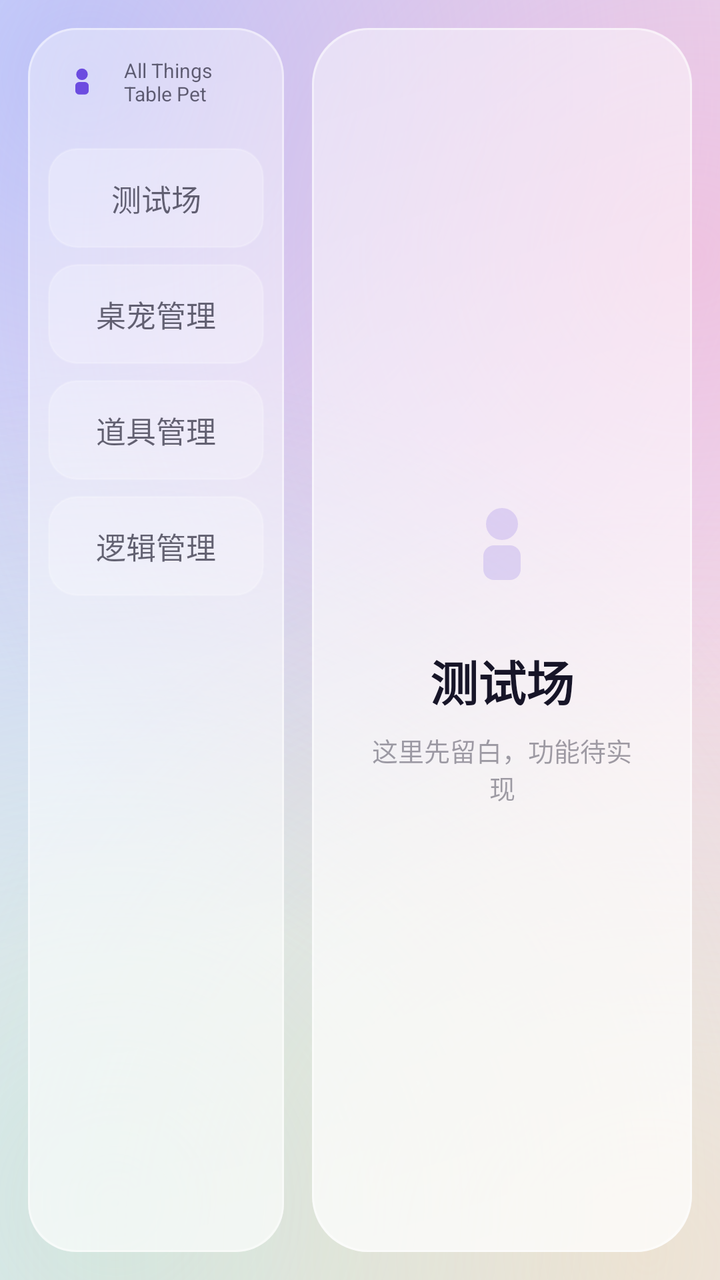
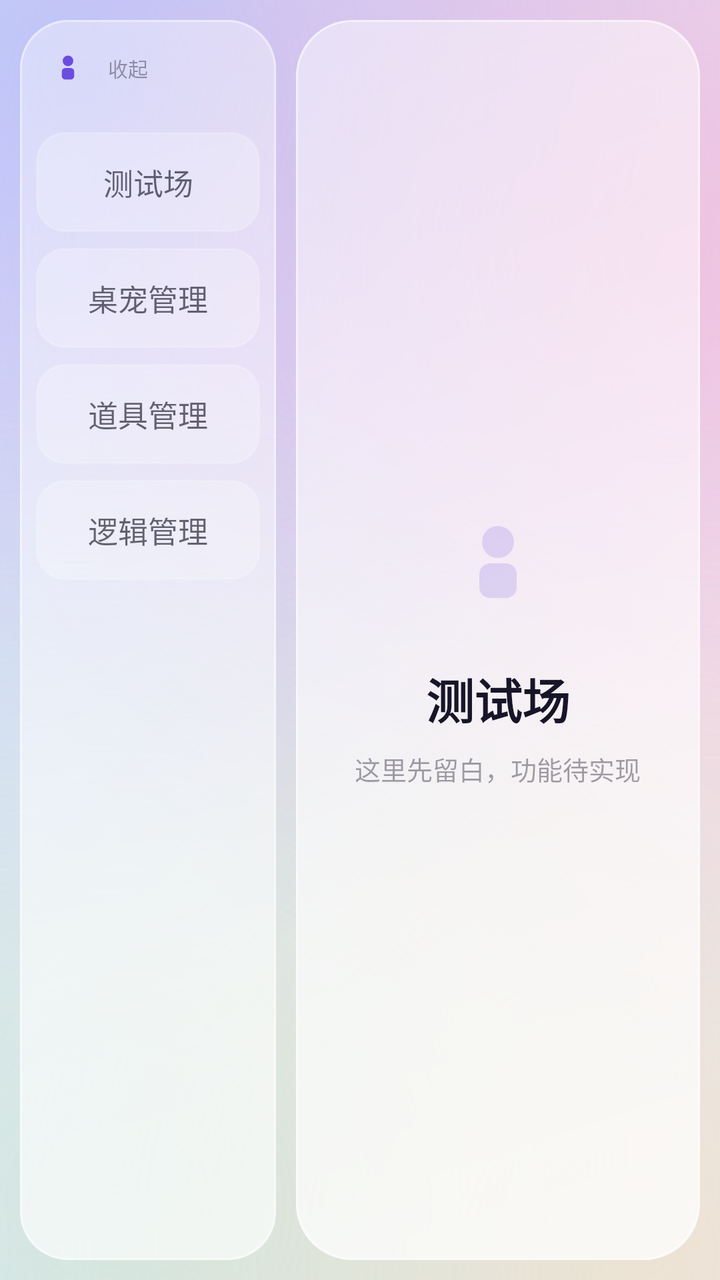

The first picture is an Android layout as it rendered before a commit; the second is the same layout after the commit. The layout source and the unified diff follow.
<!-- AndroidManifest.xml: application theme Theme.ATP -->
<!-- res/layout/activity_main.xml -->
<?xml version="1.0" encoding="utf-8"?>
<FrameLayout xmlns:android="http://schemas.android.com/apk/res/android"
    xmlns:app="http://schemas.android.com/apk/res-auto"
    android:layout_width="match_parent"
    android:layout_height="match_parent"
    android:background="@drawable/bg_aurora"
    android:fitsSystemWindows="true">

    <LinearLayout
        android:layout_width="match_parent"
        android:layout_height="match_parent"
        android:orientation="horizontal"
        android:padding="14dp">

        
        <LinearLayout
            android:id="@+id/sidebar"
            android:layout_width="128dp"
            android:layout_height="match_parent"
            android:background="@drawable/glass_sidebar"
            android:orientation="vertical"
            android:padding="10dp">

            <LinearLayout
                android:layout_width="match_parent"
                android:layout_height="wrap_content"
                android:gravity="center_vertical"
                android:orientation="horizontal"
                android:paddingStart="4dp"
                android:paddingTop="4dp"
                android:paddingEnd="4dp"
                android:paddingBottom="12dp">

                <ImageView
                    android:layout_width="26dp"
                    android:layout_height="26dp"
                    android:contentDescription="@null"
                    android:src="@drawable/ic_pet_mark"
                    app:tint="@color/brand" />

                <TextView
                    android:layout_width="0dp"
                    android:layout_height="wrap_content"
                    android:layout_marginStart="8dp"
                    android:layout_weight="1"
                    android:text="@string/app_name"
                    android:textColor="@color/text_muted"
                    android:textSize="10sp" />
            </LinearLayout>

            <TextView
                android:id="@+id/menuSandbox"
                style="@style/MenuItem"
                android:text="@string/menu_sandbox" />

            <TextView
                android:id="@+id/menuPets"
                style="@style/MenuItem"
                android:text="@string/menu_pets" />

            <TextView
                android:id="@+id/menuProps"
                style="@style/MenuItem"
                android:text="@string/menu_props" />

            <TextView
                android:id="@+id/menuLogic"
                style="@style/MenuItem"
                android:text="@string/menu_logic" />
        </LinearLayout>

        
        <FrameLayout
            android:id="@+id/content"
            android:layout_width="0dp"
            android:layout_height="match_parent"
            android:layout_marginStart="14dp"
            android:layout_weight="1"
            android:background="@drawable/glass_panel">

            <LinearLayout
                android:id="@+id/placeholder"
                android:layout_width="match_parent"
                android:layout_height="wrap_content"
                android:layout_gravity="center"
                android:gravity="center"
                android:orientation="vertical"
                android:padding="24dp">

                <ImageView
                    android:layout_width="72dp"
                    android:layout_height="72dp"
                    android:alpha="0.18"
                    android:contentDescription="@null"
                    android:src="@drawable/ic_pet_mark"
                    app:tint="@color/brand" />

                <TextView
                    android:id="@+id/contentTitle"
                    android:layout_width="wrap_content"
                    android:layout_height="wrap_content"
                    android:layout_marginTop="14dp"
                    android:text="@string/menu_sandbox"
                    android:textColor="@color/text_primary"
                    android:textSize="24sp"
                    android:textStyle="bold" />

                <TextView
                    android:id="@+id/contentHint"
                    android:layout_width="wrap_content"
                    android:layout_height="wrap_content"
                    android:layout_marginTop="8dp"
                    android:gravity="center"
                    android:text="@string/content_placeholder"
                    android:textColor="@color/text_subtle"
                    android:textSize="13sp" />
            </LinearLayout>

            <dev.atp.pet.ui.SkeletonView
                android:id="@+id/skeletonView"
                android:layout_width="match_parent"
                android:layout_height="match_parent"
                android:visibility="gone" />

            <dev.atp.pet.ui.PhysicsSandboxView
                android:id="@+id/sandboxView"
                android:layout_width="match_parent"
                android:layout_height="match_parent"
                android:visibility="gone" />

            <TextView
                android:id="@+id/skeletonStatus"
                android:layout_width="match_parent"
                android:layout_height="wrap_content"
                android:layout_gravity="bottom"
                android:padding="10dp"
                android:textColor="@color/text_muted"
                android:textSize="11sp"
                android:visibility="gone" />
        </FrameLayout>
    </LinearLayout>
</FrameLayout>
<!-- resources referenced by this layout -->
<resources>
  <color name="brand">#FF6C4CE0</color>
  <color name="text_muted">#A6171528</color>
  <color name="text_primary">#FF171528</color>
  <color name="text_subtle">#66171528</color>
  <!-- drawable glass_panel (drawable) -->
  <?xml version="1.0" encoding="utf-8"?>
  <layer-list xmlns:android="http://schemas.android.com/apk/res/android">
  
      <item>
          <shape android:shape="rectangle">
              <corners android:radius="28dp" />
              <gradient
                  android:angle="135"
                  android:startColor="#BFFFFFFF"
                  android:endColor="#73FFFFFF" />
          </shape>
      </item>
  
      <item>
          <shape android:shape="rectangle">
              <corners android:radius="28dp" />
              <stroke
                  android:width="1dp"
                  android:color="#80FFFFFF" />
          </shape>
      </item>
  </layer-list>
  <!-- drawable ic_pet_mark (drawable) -->
  <?xml version="1.0" encoding="utf-8"?>
  <vector xmlns:android="http://schemas.android.com/apk/res/android"
      android:width="108dp"
      android:height="108dp"
      android:viewportWidth="108"
      android:viewportHeight="108">
  
      <path
          android:fillColor="#FFFFFFFF"
          android:pathData="M54,38 m-12,0 a12,12 0 1,0 24,0 a12,12 0 1,0 -24,0" />
  
      <path
          android:fillColor="#FFFFFFFF"
          android:pathData="M48,54 h12 a8,8 0 0 1 8,8 v10 a8,8 0 0 1 -8,8 h-12 a8,8 0 0 1 -8,-8 v-10 a8,8 0 0 1 8,-8 z" />
  </vector>
  <string name="app_name">All Things Table Pet</string>
  <string name="content_placeholder">这里先留白，功能待实现</string>
  <string name="menu_logic">逻辑管理</string>
  <string name="menu_pets">桌宠管理</string>
  <string name="menu_props">道具管理</string>
  <string name="menu_sandbox">测试场</string>
  <style name="MenuItem">
          <item name="android:layout_width">match_parent</item>
          <item name="android:layout_height">50dp</item>
          <item name="android:layout_marginTop">8dp</item>
          <item name="android:background">@drawable/bg_menu_item</item>
          <item name="android:gravity">center</item>
          <item name="android:textColor">@color/menu_text</item>
          <item name="android:textSize">15sp</item>
          <item name="android:clickable">true</item>
          <item name="android:focusable">true</item>
      </style>
  <style name="Theme.ATP" parent="Theme.Material3.Light.NoActionBar">
          <item name="colorPrimary">@color/brand</item>
  
          
          <item name="android:statusBarColor">@android:color/transparent</item>
          <item name="android:windowLightStatusBar">true</item>
          <item name="android:navigationBarColor">@color/bg_base</item>
          <item name="android:windowBackground">@drawable/bg_aurora</item>
      </style>
  <color name="bg_base">#FFEDE9F7</color>
  <!-- drawable bg_menu_item (drawable) -->
  <?xml version="1.0" encoding="utf-8"?>
  <ripple xmlns:android="http://schemas.android.com/apk/res/android"
      android:color="@color/ripple">
      <item>
          <selector>
              <item
                  android:drawable="@drawable/menu_item_selected"
                  android:state_selected="true" />
              <item android:drawable="@drawable/menu_item_idle" />
          </selector>
      </item>
  </ripple>
  <color name="ripple">#26000000</color>
  <!-- drawable menu_item_selected (drawable) -->
  <?xml version="1.0" encoding="utf-8"?>
  <shape xmlns:android="http://schemas.android.com/apk/res/android"
      android:shape="rectangle">
      <corners android:radius="14dp" />
      <solid android:color="#F2FFFFFF" />
      <stroke
          android:width="1dp"
          android:color="#99FFFFFF" />
  </shape>
  <!-- drawable menu_item_idle (drawable) -->
  <?xml version="1.0" encoding="utf-8"?>
  <shape xmlns:android="http://schemas.android.com/apk/res/android"
      android:shape="rectangle">
      <corners android:radius="14dp" />
      <solid android:color="#3DFFFFFF" />
      <stroke
          android:width="1dp"
          android:color="#2EFFFFFF" />
  </shape>
  <!-- unchanged entries left out for length: 2 -->
</resources>

<!-- the commit's change to res/layout/activity_main.xml (unified diff, before → after) -->
@@ -10,7 +10,7 @@
         android:layout_width="match_parent"
         android:layout_height="match_parent"
         android:orientation="horizontal"
-        android:padding="14dp">
+        android:padding="10dp">
 
         
         <LinearLayout
@@ -19,11 +19,15 @@
             android:layout_height="match_parent"
             android:background="@drawable/glass_sidebar"
             android:orientation="vertical"
-            android:padding="10dp">
+            android:padding="8dp">
 
             <LinearLayout
+                android:id="@+id/railHeader"
                 android:layout_width="match_parent"
                 android:layout_height="wrap_content"
+                android:background="?android:attr/selectableItemBackground"
+                android:clickable="true"
+                android:focusable="true"
                 android:gravity="center_vertical"
                 android:orientation="horizontal"
                 android:paddingStart="4dp"
@@ -32,19 +36,20 @@
                 android:paddingBottom="12dp">
 
                 <ImageView
-                    android:layout_width="26dp"
-                    android:layout_height="26dp"
+                    android:layout_width="24dp"
+                    android:layout_height="24dp"
                     android:contentDescription="@null"
                     android:src="@drawable/ic_pet_mark"
                     app:tint="@color/brand" />
 
                 <TextView
+                    android:id="@+id/railHint"
                     android:layout_width="0dp"
                     android:layout_height="wrap_content"
                     android:layout_marginStart="8dp"
                     android:layout_weight="1"
-                    android:text="@string/app_name"
-                    android:textColor="@color/text_muted"
+                    android:text="@string/rail_collapse"
+                    android:textColor="@color/text_subtle"
                     android:textSize="10sp" />
             </LinearLayout>
 
@@ -74,10 +79,11 @@
             android:id="@+id/content"
             android:layout_width="0dp"
             android:layout_height="match_parent"
-            android:layout_marginStart="14dp"
+            android:layout_marginStart="10dp"
             android:layout_weight="1"
             android:background="@drawable/glass_panel">
 
+            
             <LinearLayout
                 android:id="@+id/placeholder"
                 android:layout_width="match_parent"
@@ -116,20 +122,74 @@
                     android:textSize="13sp" />
             </LinearLayout>
 
+            
+            <FrameLayout
+                android:id="@+id/sandboxPane"
+                android:layout_width="match_parent"
+                android:layout_height="match_parent"
+                android:visibility="gone">
+
+                <dev.atp.pet.ui.PhysicsSandboxView
+                    android:id="@+id/sandboxView"
+                    android:layout_width="match_parent"
+                    android:layout_height="match_parent" />
+
+                <HorizontalScrollView
+                    android:layout_width="match_parent"
+                    android:layout_height="wrap_content"
+                    android:layout_gravity="top"
+                    android:paddingStart="8dp"
+                    android:paddingTop="6dp"
+                    android:paddingEnd="8dp"
+                    android:scrollbars="none">
+
+                    <LinearLayout
+                        android:id="@+id/petChooser"
+                        android:layout_width="wrap_content"
+                        android:layout_height="wrap_content"
+                        android:orientation="horizontal" />
+                </HorizontalScrollView>
+            </FrameLayout>
+
+            
+            <ScrollView
+                android:id="@+id/petListScroll"
+                android:layout_width="match_parent"
+                android:layout_height="match_parent"
+                android:visibility="gone">
+
+                <LinearLayout
+                    android:id="@+id/petList"
+                    android:layout_width="match_parent"
+                    android:layout_height="wrap_content"
+                    android:orientation="vertical"
+                    android:padding="12dp" />
+            </ScrollView>
+
+            
+            <ScrollView
+                android:id="@+id/partListScroll"
+                android:layout_width="match_parent"
+                android:layout_height="match_parent"
+                android:visibility="gone">
+
+                <LinearLayout
+                    android:id="@+id/partList"
+                    android:layout_width="match_parent"
+                    android:layout_height="wrap_content"
+                    android:orientation="vertical"
+                    android:padding="12dp" />
+            </ScrollView>
+
+            
             <dev.atp.pet.ui.SkeletonView
                 android:id="@+id/skeletonView"
                 android:layout_width="match_parent"
                 android:layout_height="match_parent"
                 android:visibility="gone" />
 
-            <dev.atp.pet.ui.PhysicsSandboxView
-                android:id="@+id/sandboxView"
-                android:layout_width="match_parent"
-                android:layout_height="match_parent"
-                android:visibility="gone" />
-
-            <TextView
-                android:id="@+id/skeletonStatus"
+            <TextView
+                android:id="@+id/statusLine"
                 android:layout_width="match_parent"
                 android:layout_height="wrap_content"
                 android:layout_gravity="bottom"
<!-- resource entries referenced after the edit -->
@@ -43,12 +43,12 @@
           android:fillColor="#FFFFFFFF"
           android:pathData="M48,54 h12 a8,8 0 0 1 8,8 v10 a8,8 0 0 1 -8,8 h-12 a8,8 0 0 1 -8,-8 v-10 a8,8 0 0 1 8,-8 z" />
   </vector>
-  <string name="app_name">All Things Table Pet</string>
   <string name="content_placeholder">这里先留白，功能待实现</string>
   <string name="menu_logic">逻辑管理</string>
   <string name="menu_pets">桌宠管理</string>
   <string name="menu_props">道具管理</string>
   <string name="menu_sandbox">测试场</string>
+  <string name="rail_collapse">收起</string>
   <style name="MenuItem">
           <item name="android:layout_width">match_parent</item>
           <item name="android:layout_height">50dp</item>
